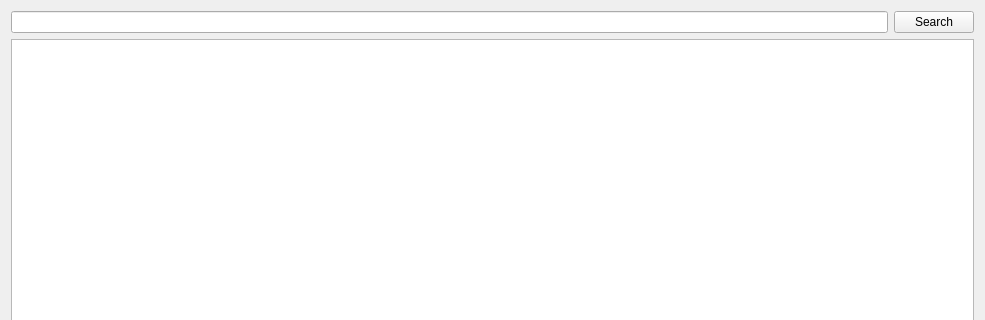
Above: src/qt/forms/myassetspage.ui from drivechain-project/Sidechains before the change; both pictures show x 0 to 985 and y 0 to 320 of the 985 by 733 pixel window. Below: the same form after it.
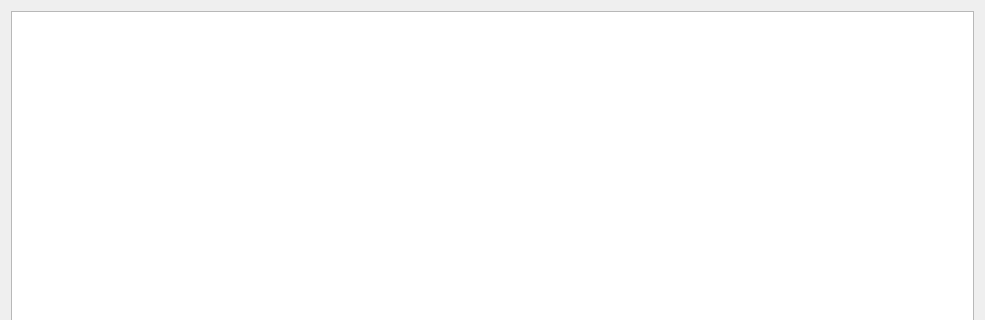
That is the form after the change.

Patch:
```diff
--- a/src/qt/forms/myassetspage.ui
+++ b/src/qt/forms/myassetspage.ui
@@ -14,20 +14,6 @@
    <string>Form</string>
   </property>
   <layout class="QVBoxLayout" name="verticalLayout">
-   <item>
-    <layout class="QHBoxLayout" name="horizontalLayout">
-     <item>
-      <widget class="QLineEdit" name="lineEditSearch"/>
-     </item>
-     <item>
-      <widget class="QPushButton" name="pushButton">
-       <property name="text">
-        <string>Search</string>
-       </property>
-      </widget>
-     </item>
-    </layout>
-   </item>
    <item>
     <widget class="QTableView" name="tableViewMyAssets">
      <property name="font">
```
